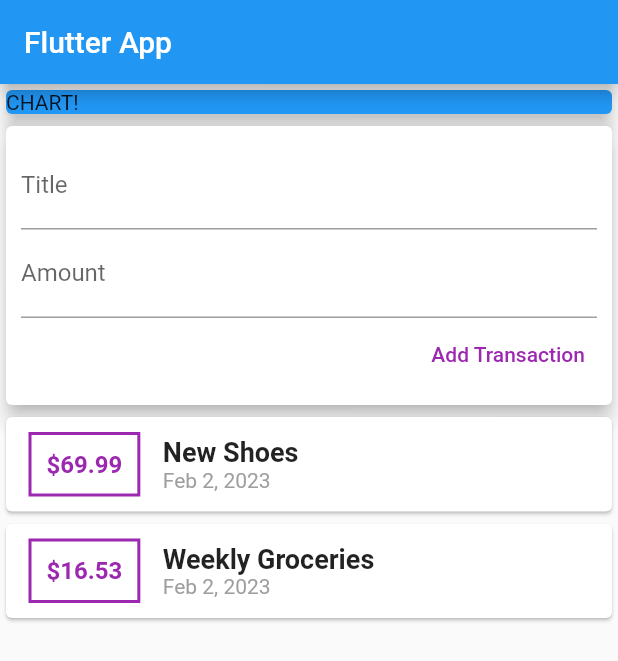
After one commit to ikechukwuakuma316/expense_app, a Flutter app: the screen it shows after launch, after a tap on "Add Transaction", on a phone screen of 412 x 824 dp. The commit adds this screen. Shown: the top 661 px of the screen. Run offline on Flutter 3.47's test engine with Material 2 defaults, Android fonts, the phone set to English and light mode, and no system bars.

Commit message:
new commit

```diff
--- /dev/null
+++ b/lib/widgets/new_transaction.dart
@@ -0,0 +1,61 @@
+import 'package:flutter/material.dart';
+
+class NewTransaction extends StatelessWidget {
+  final Function addTx;
+  final titleController = TextEditingController();
+  final amountController = TextEditingController();
+
+  NewTransaction(this.addTx);
+
+  void submitData() {
+    final enteredTitle = titleController.text;
+    final enteredAmount = double.parse(amountController.text);
+
+    if (enteredTitle.isEmpty || enteredAmount <= 0) {
+      return;
+    }
+
+    addTx(
+      enteredTitle,
+      enteredAmount,
+    );
+  }
+
+  @override
+  Widget build(BuildContext context) {
+    return Card(
+      elevation: 5,
+      child: Container(
+        padding: EdgeInsets.all(10),
+        child: Column(
+          crossAxisAlignment: CrossAxisAlignment.end,
+          children: <Widget>[
+            TextField(
+              decoration: InputDecoration(labelText: 'Title'),
+              controller: titleController,
+              onSubmitted: (_) => submitData,
+              // onChanged: (val) {
+              //   titleInput = val;
+              // },
+            ),
+            TextField(
+              decoration: InputDecoration(labelText: 'Amount'),
+              controller: amountController,
+              keyboardType: TextInputType.number,
+              onSubmitted: (_) => submitData,
+              // onChanged: (val) => amountInput = val,
+            ),
+            TextButton(
+              style: ButtonStyle(
+                foregroundColor:
+                    MaterialStateProperty.all<Color>(Colors.purple),
+              ),
+              onPressed: submitData,
+              child: Text('Add Transaction'),
+            )
+          ],
+        ),
+      ),
+    );
+  }
+}
--- /dev/null
+++ b/lib/widgets/transaction_list.dart
@@ -0,0 +1,65 @@
+import 'package:flutter/material.dart';
+import 'package:intl/intl.dart';
+
+import '../models/transaction.dart';
+
+class TransactionList extends StatelessWidget {
+  final List<Transaction> transactions;
+
+  TransactionList(this.transactions);
+
+  @override
+  Widget build(BuildContext context) {
+    return Container(
+      height: 300,
+      child: ListView.builder(
+        itemBuilder: (ctx, index) {
+          return Card(
+            child: Row(
+              children: <Widget>[
+                Container(
+                  margin: EdgeInsets.symmetric(
+                    vertical: 10,
+                    horizontal: 15,
+                  ),
+                  decoration: BoxDecoration(
+                    border: Border.all(
+                      color: Colors.purple,
+                      width: 2,
+                    ),
+                  ),
+                  padding: EdgeInsets.all(10),
+                  child: Text(
+                    '\$${transactions[index].amount}',
+                    style: TextStyle(
+                      fontWeight: FontWeight.bold,
+                      fontSize: 16,
+                      color: Colors.purple,
+                    ),
+                  ),
+                ),
+                Column(
+                  crossAxisAlignment: CrossAxisAlignment.start,
+                  children: <Widget>[
+                    Text(
+                      transactions[index].title,
+                      style: TextStyle(
+                        fontSize: 18,
+                        fontWeight: FontWeight.bold,
+                      ),
+                    ),
+                    Text(
+                      DateFormat.yMMMd().format(transactions[index].date),
+                      style: TextStyle(color: Colors.grey),
+                    ),
+                  ],
+                )
+              ],
+            ),
+          );
+        },
+        itemCount: transactions.length,
+      ),
+    );
+  }
+}
--- /dev/null
+++ b/lib/widgets/user_transaction.dart
@@ -0,0 +1,50 @@
+import 'package:flutter/material.dart';
+
+import './new_transaction.dart';
+import './transaction_list.dart';
+import '../models/transaction.dart';
+
+class UserTransactions extends StatefulWidget {
+  @override
+  _UserTransactionsState createState() => _UserTransactionsState();
+}
+
+class _UserTransactionsState extends State<UserTransactions> {
+  final List<Transaction> _userTransactions = [
+    Transaction(
+      id: 't1',
+      title: 'New Shoes',
+      amount: 69.99,
+      date: DateTime.now(),
+    ),
+    Transaction(
+      id: 't2',
+      title: 'Weekly Groceries',
+      amount: 16.53,
+      date: DateTime.now(),
+    ),
+  ];
+
+  void _addNewTransaction(String txTitle, double txAmount) {
+    final newTx = Transaction(
+      title: txTitle,
+      amount: txAmount,
+      date: DateTime.now(),
+      id: DateTime.now().toString(),
+    );
+
+    setState(() {
+      _userTransactions.add(newTx);
+    });
+  }
+
+  @override
+  Widget build(BuildContext context) {
+    return Column(
+      children: <Widget>[
+        NewTransaction(_addNewTransaction),
+        TransactionList(_userTransactions),
+      ],
+    );
+  }
+}
```
Also changed, not shown: lib/main.dart (+8 -97 lines), lib/models/transaction.dart (renamed from lib/transaction.dart).
